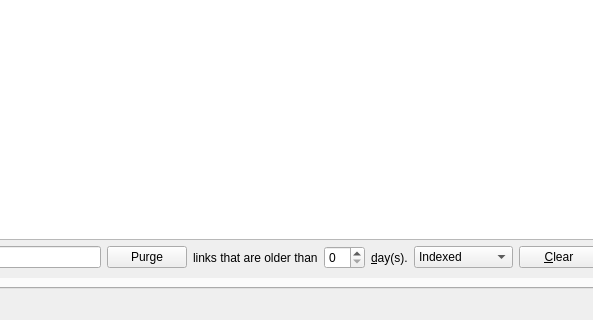
The window that branches/trunk/GoldBug-UI/spot-on-rss.ui (textbrowser/spot-on) describes before a commit, drawn with Qt 5; both pictures show x 115 to 708 and y 280 to 600 of the 829 by 600 pixel window.
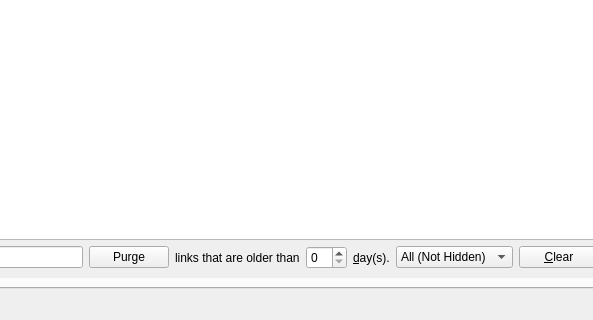
The same window after the commit. The open tabs and pages were chosen to show the change. Icons and pictures are not drawn. Custom widgets are drawn as their Qt base class.

```diff
--- a/branches/trunk/GoldBug-UI/spot-on-rss.ui
+++ b/branches/trunk/GoldBug-UI/spot-on-rss.ui
@@ -509,14 +509,14 @@
               <item>
                <widget class="QComboBox" name="timeline_filter">
                 <property name="currentIndex">
-                 <number>3</number>
+                 <number>0</number>
                 </property>
                 <property name="sizeAdjustPolicy">
                  <enum>QComboBox::AdjustToContents</enum>
                 </property>
                 <item>
                  <property name="text">
-                  <string>All</string>
+                  <string>All (Not Hidden)</string>
                  </property>
                 </item>
                 <item>
```
